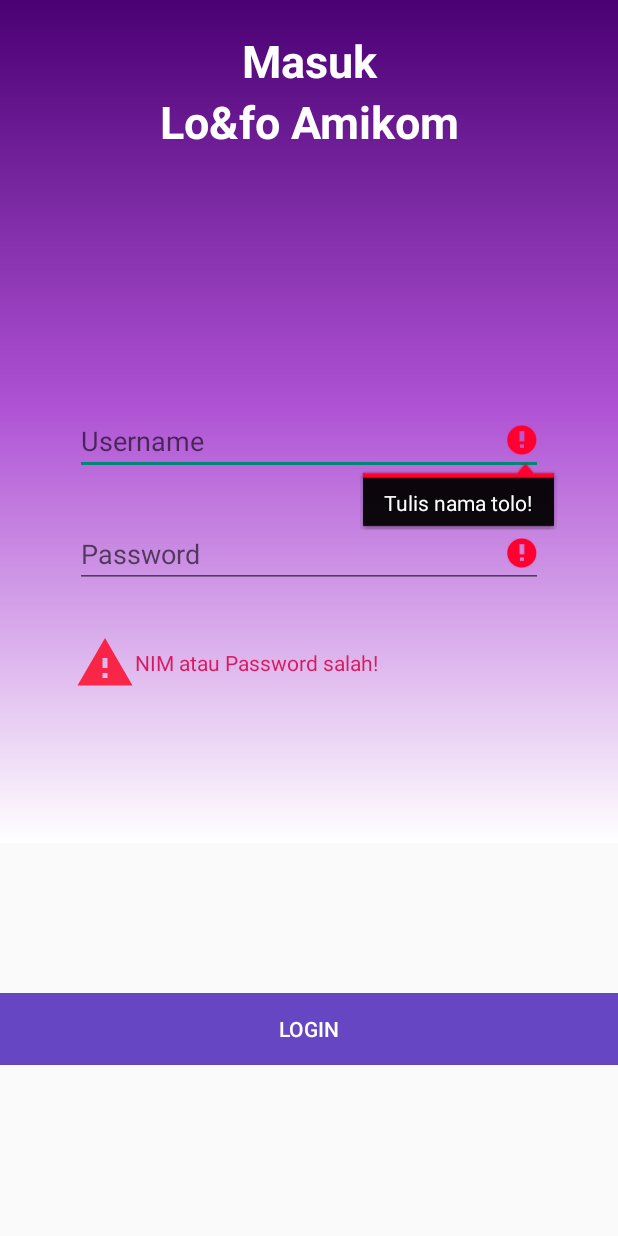
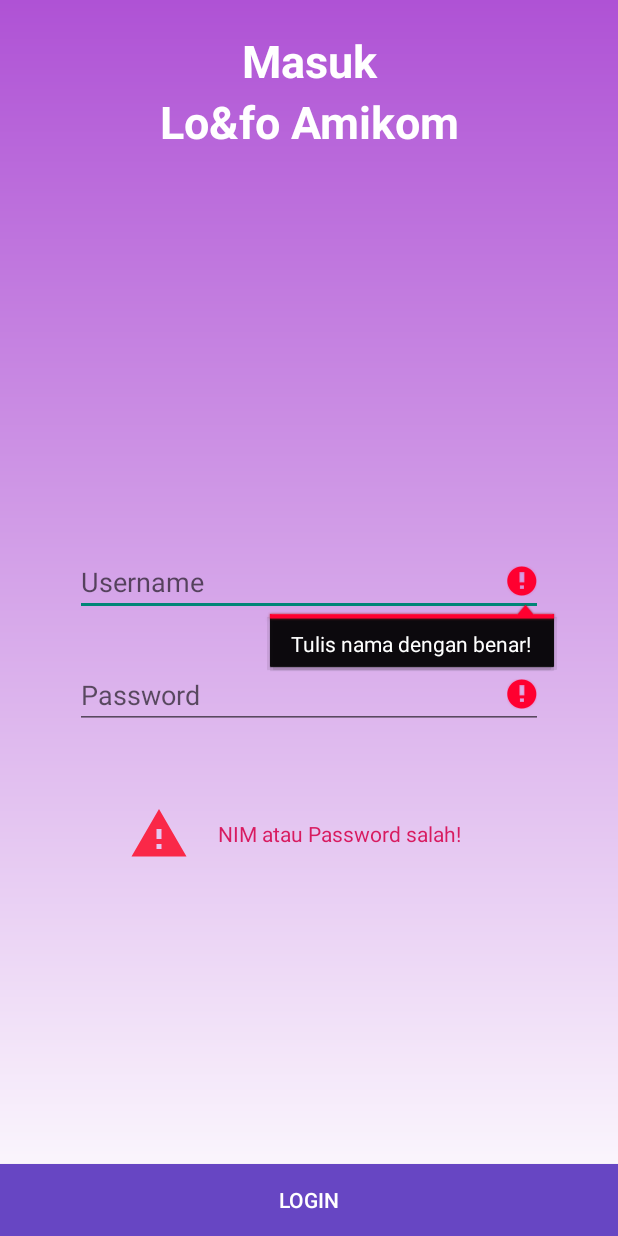
Before and after one commit to ratoz/BarangHilang, an Android app: the screen it shows after launch (MainActivity), after a tap on "LOGIN", on a phone screen of 412 x 824 dp. Run offline under Robolectric (Android 15) with nearby library versions, the phone set to English and light mode, and no system bars; our stand-ins replace Firebase (no records; nobody signed in at launch, a user with empty details on screens opened directly).

Commit message:
Pam Air v.0.0.2b build

```diff
--- a/app/src/main/java/com/pamair/baranghilang/MainActivity.java
+++ b/app/src/main/java/com/pamair/baranghilang/MainActivity.java
@@ -1,21 +1,24 @@
 package com.pamair.baranghilang;
 
-import Model.User;
 import androidx.annotation.NonNull;
 import androidx.appcompat.app.AppCompatActivity;
+import androidx.core.content.ContextCompat;
 
 import android.content.Context;
 import android.content.Intent;
-import android.content.SharedPreferences;
+
 import android.os.Bundle;
 import android.text.Editable;
 import android.text.TextUtils;
 import android.view.View;
 import android.view.ViewGroup;
+import android.view.WindowManager;
 import android.widget.Button;
 import android.widget.EditText;
 import android.widget.ImageView;
 import android.widget.LinearLayout;
+import android.widget.ProgressBar;
+import android.widget.RelativeLayout;
 import android.widget.TextView;
 import android.widget.Toast;
 
@@ -26,25 +29,26 @@ import com.google.firebase.firestore.CollectionReference;
 import com.google.firebase.firestore.DocumentReference;
 import com.google.firebase.firestore.DocumentSnapshot;
 import com.google.firebase.firestore.FirebaseFirestore;
-
-import org.w3c.dom.Text;
+import com.pamair.baranghilang.references.sessionLogin;
 
 
 public class MainActivity extends AppCompatActivity {
 
     final FirebaseFirestore db = FirebaseFirestore.getInstance();
 
+
     @Override
     protected void onCreate(Bundle savedInstanceState) {
         super.onCreate(savedInstanceState);
         setContentView(R.layout.activity_main);
 
-
-        Button login = findViewById(R.id.loginclick);
+        final RelativeLayout windowprogress = findViewById(R.id.windowprogress);
+        final Button login = findViewById(R.id.loginclick);
         final EditText username = findViewById(R.id.txtbox_username);
         final EditText password = findViewById(R.id.txtbox_password);
         final ImageView warningicon = findViewById(R.id.warningicon);
         final TextView warningtext = findViewById(R.id.warningtext);
+
 
         login.setOnClickListener(new View.OnClickListener(){
 
@@ -53,13 +57,17 @@ public class MainActivity extends AppCompatActivity {
                 Boolean textempty= true;
                 if(TextUtils.isEmpty(username.getText().toString())){
                     textempty = false;
-                    username.setError("Tulis nama tolo!");
+                    username.setError("Tulis nama dengan benar!");
                 }
                 if(TextUtils.isEmpty(password.getText().toString())){
                     textempty = false;
-                    password.setError("Tulis password juga tolo!");
+                    password.setError("Tulis password juga dengan benar!");
                 }
                 if (textempty){
+                    getWindow().setFlags(WindowManager.LayoutParams.FLAG_NOT_TOUCHABLE,
+                            WindowManager.LayoutParams.FLAG_NOT_TOUCHABLE);
+                    windowprogress.setVisibility(View.VISIBLE);
+                   login.setBackgroundResource(R.color.colorBlackTrans);
                 DocumentReference loginref = db.collection("users").document(username.getText().toString());
                 loginref.get().addOnCompleteListener(new OnCompleteListener<DocumentSnapshot>() {
                     @Override
@@ -72,15 +80,18 @@ public class MainActivity extends AppCompatActivity {
                                 String pass = document.get("password").toString();
                                 String passtxtbox = password.getText().toString();
                                 if(pass.equals(passtxtbox)){
+                                    DissapearProgress(login,windowprogress);
                                     Intent dashboard = new Intent(MainActivity.this, halamanDefault.class);
                                     startActivity(dashboard);
 
                                 }
                                 else{
+                                    DissapearProgress(login,windowprogress);
                                      validatefail = false;
                                 }
                             }
                             else {
+                                DissapearProgress(login,windowprogress);
                                 Context context = getApplicationContext();
                                 CharSequence text = "Tidak dapat menemukan user! ";
                                 int duration = Toast.LENGTH_SHORT;
@@ -91,11 +102,14 @@ public class MainActivity extends AppCompatActivity {
                             }
 
                             if (validatefail!=true) {
+                                DissapearProgress(login,windowprogress);
                                 warningicon.setImageResource(R.drawable.draw_warning);
                                 warningtext.setText("NIM atau Password salah!");
                             }
                         }
                         else{
+                            DissapearProgress(login,windowprogress);
+
                             Context context = getApplicationContext();
                             CharSequence text = "Anda sedang offline tolong ya ingat ini online tolo";
                             int duration = Toast.LENGTH_SHORT;
@@ -117,4 +131,11 @@ public class MainActivity extends AppCompatActivity {
 
 
     }
+
+    void DissapearProgress(Button login, RelativeLayout windowprogress){
+        login.setBackground(ContextCompat.getDrawable(this, R.drawable.button));
+        windowprogress.setVisibility(View.GONE);
+        getWindow().clearFlags(WindowManager.LayoutParams.FLAG_NOT_TOUCHABLE);
+
+    }
 }
--- a/app/src/main/res/layout/activity_main.xml
+++ b/app/src/main/res/layout/activity_main.xml
@@ -1,36 +1,27 @@
 <?xml version="1.0" encoding="utf-8"?>
-<LinearLayout xmlns:android="http://schemas.android.com/apk/res/android"
+<RelativeLayout xmlns:android="http://schemas.android.com/apk/res/android"
     xmlns:app="http://schemas.android.com/apk/res-auto"
     xmlns:tools="http://schemas.android.com/tools"
     android:layout_width="match_parent"
     android:layout_height="match_parent"
     android:orientation="vertical"
-
+    android:background="@drawable/gradient2"
     tools:context=".MainActivity">
 
-<LinearLayout
-    android:layout_width="match_parent"
-    android:layout_height="wrap_content"
-    android:orientation="vertical">
-    <LinearLayout
-        android:layout_width="match_parent"
-        android:layout_height="wrap_content"
-        android:background="@drawable/gradient"
-        android:orientation="vertical"
-        android:paddingBottom="170dp">
-
     <TextView
+        android:layout_marginTop="@dimen/rapiatas1"
         android:id="@+id/txt_juduldepan1a"
         android:layout_width="match_parent"
         android:layout_height="wrap_content"
-            android:layout_marginTop="@dimen/rapiatas1"
         android:text="@string/txt_jdldepan1a"
         android:textAlignment="center"
         android:textSize="@dimen/heading1"
         android:textStyle="bold"
         android:textColor="@color/colorWhite"
         />
+
     <TextView
+        android:layout_below="@id/txt_juduldepan1a"
         android:id="@+id/txt_juduldepan1b"
         android:layout_width="match_parent"
         android:layout_height="wrap_content"
@@ -41,23 +32,15 @@
         android:textColor="@color/colorWhite"
         />
 
-    </LinearLayout>
-
-
-
-
-
     <LinearLayout
         android:layout_width="match_parent"
         android:layout_height="wrap_content"
-        android:background="@drawable/gradient2"
+        android:orientation="vertical"
+        android:paddingRight="@dimen/rapisisi1"
         android:paddingLeft="@dimen/rapisisi1"
-        android:paddingRight="@dimen/rapisisi1"
-        android:paddingBottom="100dp"
-        android:orientation="vertical"
+        android:layout_above="@id/layout_warning"
+        android:layout_marginBottom="50dp"
         >
-
-
 
         <EditText
             android:layout_width="match_parent"
@@ -72,46 +55,63 @@
             android:layout_height="wrap_content"
             android:hint="@string/txt_boxpassword"
             android:id="@+id/txtbox_password"/>
-            <LinearLayout
-                android:id="@+id/popup_warning"
-                android:layout_marginTop="30dp"
-                android:layout_width="match_parent"
-                android:layout_height="40dp"
-                android:orientation="horizontal"
-                >
-                <ImageView
-                    android:id="@+id/warningicon"
-                    android:layout_width="40dp"
-                    android:layout_height="40dp"/>
-
-                <TextView
-                    android:id="@+id/warningtext"
-                    android:layout_width="match_parent"
-                    android:layout_height="match_parent"
-                    android:text=""
-                    android:textColor="@color/colorAccent"
-                    android:layout_marginTop="10dp"
-                />
-            </LinearLayout>
 
 
     </LinearLayout>
 
+
     <LinearLayout
-        android:layout_marginTop="100dp"
+        android:gravity="center"
+        android:id="@+id/layout_warning"
         android:layout_width="match_parent"
         android:layout_height="wrap_content"
-        android:orientation="vertical"
-        >
+        android:orientation="horizontal"
+        android:layout_above="@id/loginclick"
+        android:layout_marginBottom="200dp">
+    <ImageView
+
+        android:id="@+id/warningicon"
+        android:layout_width="40dp"
+        android:layout_height="40dp"/>
+    <TextView
+        android:id="@+id/warningtext"
+        android:layout_width="200dp"
+        android:layout_height="wrap_content"
+        android:text=""
+        android:textColor="@color/colorAccent"
+        android:textAlignment="center"
+
+        />
+    </LinearLayout>
+
     <Button
         android:id="@+id/loginclick"
+        android:layout_alignParentBottom="true"
         android:layout_width="match_parent"
         android:layout_height="wrap_content"
         android:text="@string/txt_loginbutton"
         android:textColor="@color/colorWhite"
         android:background="@drawable/button"
+
         />
-    </LinearLayout>
-</LinearLayout>
 
-</LinearLayout>
+    <RelativeLayout
+        android:id="@+id/windowprogress"
+        android:layout_width="match_parent"
+        android:layout_height="match_parent"
+        android:background="@color/colorBlackTrans"
+        android:layout_alignParentBottom="true"
+        android:visibility="gone">
+        <ProgressBar
+            android:id="@+id/progressBar1"
+            style="?android:attr/progressBarStyleLarge"
+            android:layout_width="wrap_content"
+            android:layout_height="wrap_content"
+            android:layout_centerInParent="true"
+            />
+    </RelativeLayout>
+
+
+
+
+</RelativeLayout>
--- a/app/src/main/res/values/colors.xml
+++ b/app/src/main/res/values/colors.xml
@@ -12,5 +12,6 @@
     <color name="colorAccent">#D81B60</color>
     <color name="colorBlack">#000000</color>
     <color name="colorWhite">#ffffff</color>
+    <color name="colorBlackTrans">#CC000000</color>
 
 </resources>
```
Lines whose indentation alone changed are shown as unchanged.
